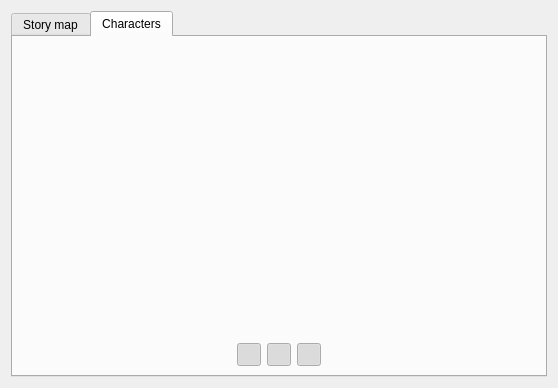
This is ui/reports_view.ui in zkovari/plotlyst as Qt 5 draws it before an edit. The edited form follows.
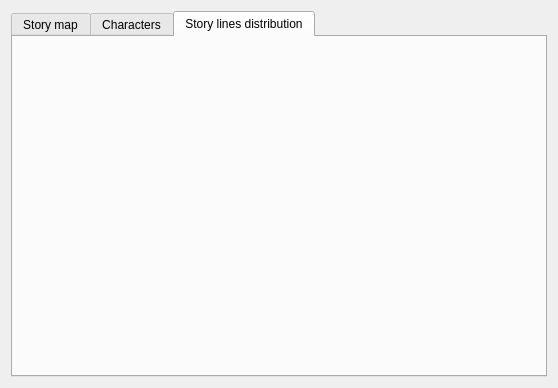
This is the edited form. The open tabs and pages were chosen to show the change. Custom widgets are drawn as their Qt base class.

Commit message: Add story lines characters distribution plot

```diff
--- a/ui/reports_view.ui
+++ b/ui/reports_view.ui
@@ -156,6 +156,12 @@
        </item>
       </layout>
      </widget>
+     <widget class="QWidget" name="tabStoryDistribution">
+      <attribute name="title">
+       <string>Story lines distribution</string>
+      </attribute>
+      <layout class="QVBoxLayout" name="verticalLayout_5"/>
+     </widget>
     </widget>
    </item>
   </layout>
```
The commit also changes 2 other files.
